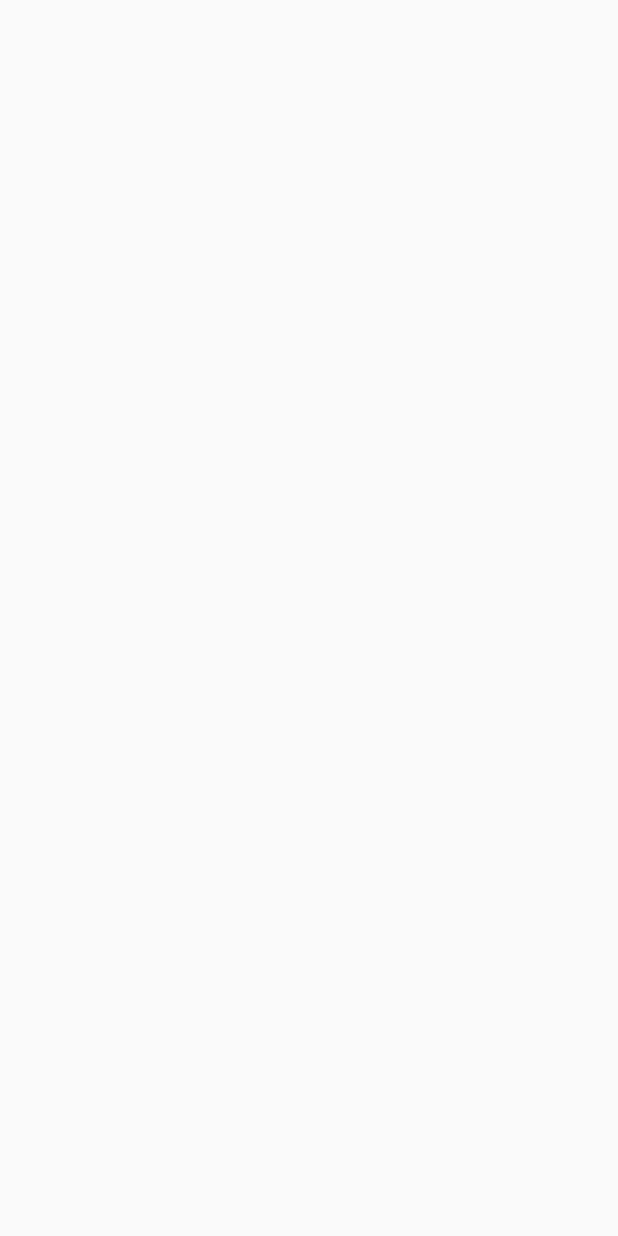
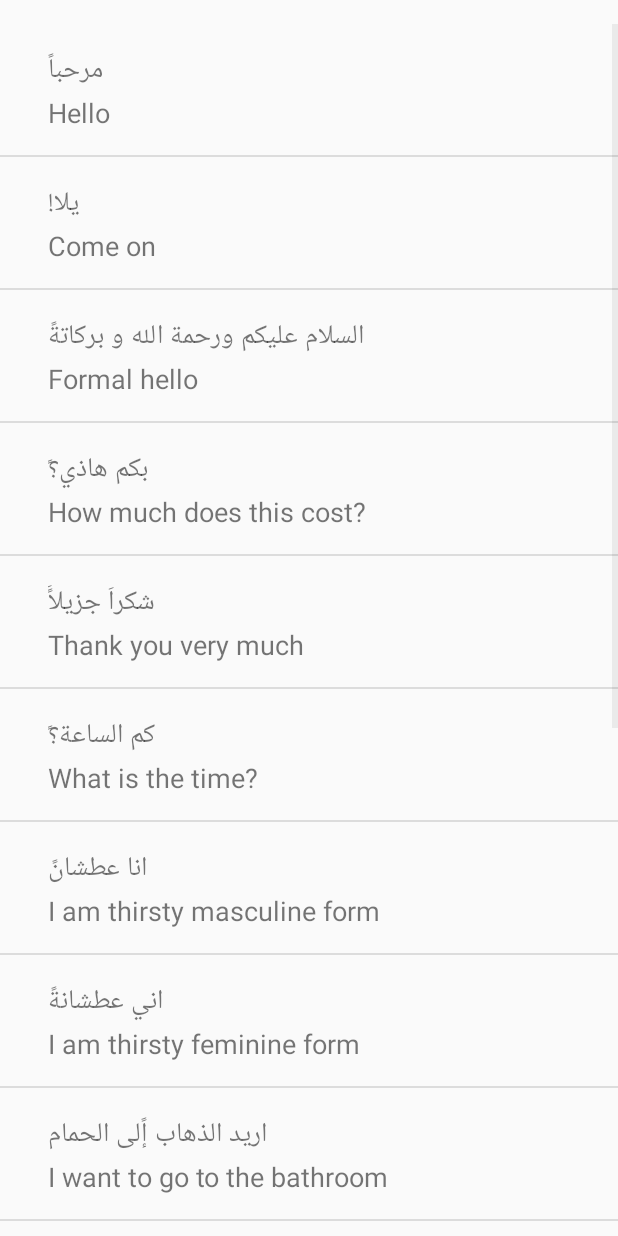
Before and after one commit to brilliant-ember/Arabic-Teaching-app, an Android app: the PhrasesActivity screen opened directly, with no data from a screen before it, on a phone screen of 412 x 824 dp. Before the commit the screen is empty. Run offline under Robolectric (Android 15) with nearby library versions, the phone set to English and light mode, and no system bars.

Commit message:
the app is now semi completer

```diff
--- a/app/src/main/AndroidManifest.xml
+++ b/app/src/main/AndroidManifest.xml
@@ -19,7 +19,8 @@
         <activity android:name=".NumbersActivity" />
         <activity android:name=".HobbiesActivity" />
         <activity android:name=".PhrasesActivity" />
-        <activity android:name=".FamilyActivity"></activity>
+        <activity android:name=".FamilyActivity" />
+        <activity android:name=".ColloquialActivity"></activity>
     </application>
 
 </manifest>
--- a/app/src/main/java/com/example/mohammedal/learnarabic/PhrasesActivity.java
+++ b/app/src/main/java/com/example/mohammedal/learnarabic/PhrasesActivity.java
@@ -2,6 +2,9 @@ package com.example.mohammedal.learnarabic;
 
 import android.support.v7.app.AppCompatActivity;
 import android.os.Bundle;
+import android.widget.ListView;
+
+import java.util.ArrayList;
 
 public class PhrasesActivity extends AppCompatActivity {
 
@@ -9,5 +12,27 @@ public class PhrasesActivity extends AppCompatActivity {
     protected void onCreate(Bundle savedInstanceState) {
         super.onCreate(savedInstanceState);
         setContentView(R.layout.activity_phrases);
+
+        ArrayList<Word> phrases = new ArrayList<>();
+        phrases.add(new Word("Hello","مرحباً"));
+        phrases.add(new Word("Come on","يلا!"));
+        phrases.add(new Word("Formal hello","السلام عليكم ورحمة الله و بركاتةً"));
+        phrases.add(new Word("How much does this cost?","بكم هاذي؟ً"));
+        phrases.add(new Word("Thank you very much","شكراَ جزيلاًَ"));
+        phrases.add(new Word("What is the time?","كم الساعة؟ً"));
+        phrases.add(new Word("I am thirsty masculine form","انا عطشانً"));
+        phrases.add(new Word("I am thirsty feminine form","اني عطشانةً"));
+        phrases.add(new Word("I want to go to the bathroom","اريد الذهاب إًلى الحمام"));
+        phrases.add(new Word("Can you help me?","ايمكنكَ مساعدتي؟ً"));
+        phrases.add(new Word("Please","من فضلكً"));
+        phrases.add(new Word("Let's go!","هيا بنا!"));
+        phrases.add(new Word("What is your name asking a man","ما هو اسمك؟ً"));
+        phrases.add(new Word("What is your name asking a woman","ما هو اسمكي؟ً"));
+        phrases.add(new Word("How are you feeling asking a man","كيف تشعر؟ً"));
+        phrases.add(new Word("How are you feeling asking a woman","كيف تشعرين؟ً"));
+
+        ListView root = findViewById(R.id.phrasesRoot);
+        root.setAdapter(new WordsAdapter(this, phrases));
+
     }
 }
--- a/app/src/main/res/layout/activity_family.xml
+++ b/app/src/main/res/layout/activity_family.xml
@@ -4,6 +4,7 @@
     xmlns:android="http://schemas.android.com/apk/res/android"
     xmlns:tools="http://schemas.android.com/tools"
     android:layout_width="match_parent"
+    android:paddingTop="16dp"
     android:layout_height="match_parent"
     tools:context="com.example.mohammedal.learnarabic.FamilyActivity">
 
--- a/app/src/main/res/layout/activity_hobbies.xml
+++ b/app/src/main/res/layout/activity_hobbies.xml
@@ -5,6 +5,7 @@
     xmlns:app="http://schemas.android.com/apk/res-auto"
     xmlns:tools="http://schemas.android.com/tools"
     android:layout_width="match_parent"
+    android:paddingTop="16dp"
     android:layout_height="match_parent"
     tools:context="com.example.mohammedal.learnarabic.HobbiesActivity">
 
--- a/app/src/main/res/layout/activity_numbers.xml
+++ b/app/src/main/res/layout/activity_numbers.xml
@@ -9,6 +9,7 @@
 
     <ListView
         android:id="@+id/numPage"
+        android:paddingTop="16dp"
         android:layout_width="match_parent"
         android:layout_height="match_parent"
         android:background="#ffffff"/>
--- a/app/src/main/res/layout/activity_phrases.xml
+++ b/app/src/main/res/layout/activity_phrases.xml
@@ -1,9 +1,11 @@
 <?xml version="1.0" encoding="utf-8"?>
-<android.support.constraint.ConstraintLayout xmlns:android="http://schemas.android.com/apk/res/android"
-    xmlns:app="http://schemas.android.com/apk/res-auto"
+<ListView
+    android:id="@+id/phrasesRoot"
+    xmlns:android="http://schemas.android.com/apk/res/android"
     xmlns:tools="http://schemas.android.com/tools"
     android:layout_width="match_parent"
+    android:paddingTop="16dp"
     android:layout_height="match_parent"
     tools:context="com.example.mohammedal.learnarabic.PhrasesActivity">
 
-</android.support.constraint.ConstraintLayout>
+</ListView>
--- a/app/src/main/res/layout/item_with_pic.xml
+++ b/app/src/main/res/layout/item_with_pic.xml
@@ -11,9 +11,9 @@
     <ImageView
         android:id="@+id/imageView"
         android:layout_width="wrap_content"
-        android:layout_height="51dp"
+        android:layout_height="wrap_content"
 
-         />
+        />
 
     <LinearLayout
         android:layout_width="wrap_content"
@@ -27,17 +27,18 @@
             android:id="@+id/textViewA"
             android:layout_width="wrap_content"
             android:layout_height="wrap_content"
-            tools:text="Arabic"
+            android:paddingRight="1dp"
 
-            android:paddingRight="1dp"
-            />
+            android:textSize="18sp"
+            tools:text="Arabic" />
 
         <TextView
             android:id="@+id/textViewT"
             android:layout_width="wrap_content"
             android:layout_height="wrap_content"
-            tools:text="Translation"
-            android:paddingRight="1dp"/>
+            android:paddingRight="1dp"
+            android:textSize="18sp"
+            tools:text="Translation" />
 
     </LinearLayout>
 
--- a/app/src/main/res/values/strings.xml
+++ b/app/src/main/res/values/strings.xml
@@ -2,6 +2,7 @@
     <string name="app_name">LearnArabic</string>
     <string name="Numbers">Numbers   ارقام</string>
     <string name="Family">Family    العائلة</string>
-    <string name="Hobbies">Hobbies هيوايات</string>
-    <string name="Phrases">Phrases عبارات</string>
+    <string name="Hobbies">Hobbies    هيوايات</string>
+    <string name="Phrases">Phrases    عبارات</string>
+    <string name="Colloquial">Slang    العامية</string>
 </resources>
```
Also changed, not shown: app/src/main/java/com/example/mohammedal/learnarabic/MainActivity.java (+12 -2 lines), app/src/main/res/layout/activity_main.xml (+16 -1 lines), app/src/main/res/layout/item_no_pic.xml (deleted, +0 -28 lines), 5 other files.
